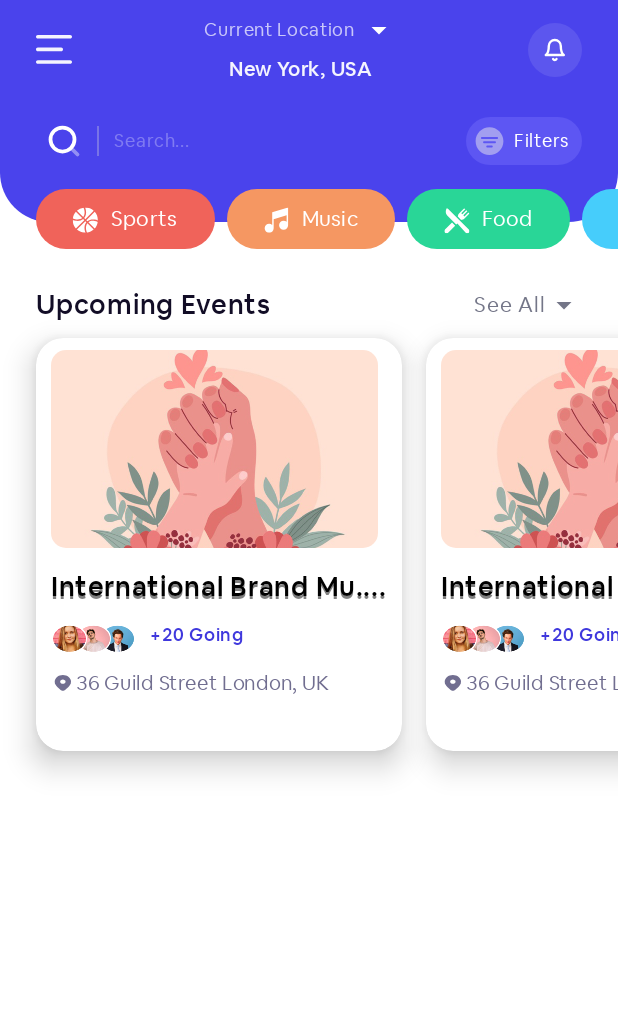
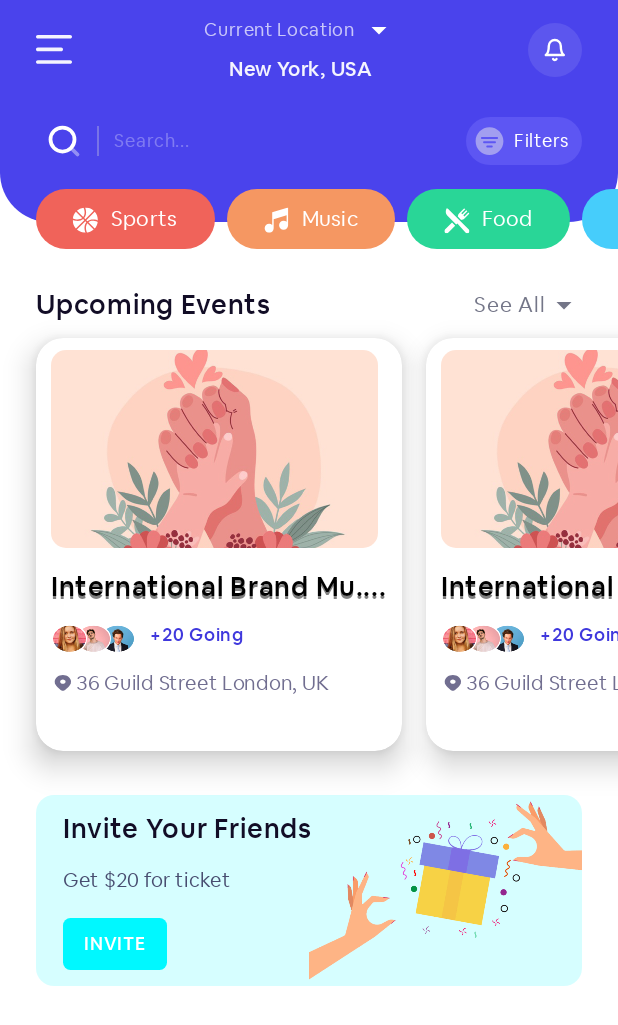
Before and after one commit to mrashidcit/EventBookingApp-Compose-Android, an Android app built with Jetpack Compose: the @Preview function HomeContentPreview, on a phone screen of 412 x 824 dp. Shown: the top 1025 px of the screen. Run offline under Robolectric (Android 15) with nearby library versions, the phone set to English and light mode, and no system bars; our stand-ins replace constraintlayout-compose; Roboto replaces fonts that are not available here.

Commit message:
InviteYourFriend Container UI completed

```diff
--- a/app/src/main/java/com/rashidsaleem/eventbookingapp/presentation/home/components/HomeContent.kt
+++ b/app/src/main/java/com/rashidsaleem/eventbookingapp/presentation/home/components/HomeContent.kt
@@ -118,6 +118,13 @@ fun HomeContent() {
                     }
                 }
             }
+            Spacer(modifier = Modifier.height(29.dp))
+
+            // InviteYourFriend container
+            InviteYourFriendContainer(
+                modifier = Modifier.padding(horizontal = contentHorizontalPadding)
+            )
+
         }
     }
 }
--- /dev/null
+++ b/app/src/main/java/com/rashidsaleem/eventbookingapp/presentation/home/components/InviteYourFriendContainer.kt
@@ -0,0 +1,108 @@
+package com.rashidsaleem.eventbookingapp.presentation.home.components
+
+import androidx.compose.foundation.Image
+import androidx.compose.foundation.background
+import androidx.compose.foundation.layout.Arrangement
+import androidx.compose.foundation.layout.Box
+import androidx.compose.foundation.layout.Column
+import androidx.compose.foundation.layout.Spacer
+import androidx.compose.foundation.layout.fillMaxWidth
+import androidx.compose.foundation.layout.height
+import androidx.compose.foundation.layout.padding
+import androidx.compose.foundation.shape.RoundedCornerShape
+import androidx.compose.material3.Surface
+import androidx.compose.runtime.Composable
+import androidx.compose.ui.Modifier
+import androidx.compose.ui.graphics.Color
+import androidx.compose.ui.layout.ContentScale
+import androidx.compose.ui.res.painterResource
+import androidx.compose.ui.res.stringResource
+import androidx.compose.ui.text.font.FontWeight
+import androidx.compose.ui.tooling.preview.Preview
+import androidx.compose.ui.unit.dp
+import androidx.compose.ui.unit.sp
+import androidx.constraintlayout.compose.ConstraintLayout
+import androidx.constraintlayout.compose.Dimension
+import com.rashidsaleem.eventbookingapp.R
+import com.rashidsaleem.eventbookingapp.presentation.common.components.AppText
+import com.rashidsaleem.eventbookingapp.presentation.ui.theme.Aqua
+import com.rashidsaleem.eventbookingapp.presentation.ui.theme.Black2
+import com.rashidsaleem.eventbookingapp.presentation.ui.theme.Black4
+import com.rashidsaleem.eventbookingapp.presentation.ui.theme.EventBookingAppTheme
+
+@Composable
+fun InviteYourFriendContainer(
+    modifier: Modifier = Modifier,
+) {
+    ConstraintLayout(
+        modifier = modifier
+            .fillMaxWidth()
+            .height(127.dp)
+            .background(color = Aqua.copy(0.16f), shape = RoundedCornerShape(12.dp))
+    ) {
+
+        val (textInfo, image) = createRefs()
+
+        Column(
+            modifier = Modifier
+                .constrainAs(textInfo) {
+                    start.linkTo(parent.start, 18.dp)
+                    top.linkTo(parent.top)
+                    bottom.linkTo(parent.bottom)
+                    height = Dimension.fillToConstraints
+                },
+            verticalArrangement = Arrangement.Center
+        ) {
+            AppText(
+                text = stringResource(id = R.string.inviteYourFriends),
+                fontSize = 18.sp,
+                fontWeight = FontWeight.Medium,
+                color = Black2,
+            )
+            Spacer(Modifier.height(10.dp))
+            AppText(
+                text = stringResource(id = R.string.get20DollarForTicket),
+                fontSize = 13.sp,
+                color = Black4,
+            )
+            Spacer(Modifier.height(13.dp))
+            Box(
+                modifier = Modifier
+                    .background(color = Aqua, shape = RoundedCornerShape(5.dp))
+                    .padding(vertical = 5.dp, horizontal = 14.dp)
+            ) {
+                AppText(
+                    text = stringResource(id = R.string.invite).uppercase(),
+                    color = Color.White,
+                    fontSize = 12.sp,
+                    fontWeight = FontWeight.Medium,
+                )
+            }
+        }
+
+        Image(
+            modifier = Modifier
+                .constrainAs(image) {
+                    top.linkTo(parent.top)
+                    end.linkTo(parent.end)
+                    bottom.linkTo(parent.bottom)
+                    height = Dimension.fillToConstraints
+                    width = Dimension.percent(0.5f)
+                },
+            painter = painterResource(id = R.drawable.img_invite_gift),
+            contentDescription = null,
+            contentScale = ContentScale.Crop
+        )
+
+    }
+}
+
+@Preview
+@Composable
+fun InviteYourFriendContainerPreview() {
+    EventBookingAppTheme {
+        Surface {
+            InviteYourFriendContainer()
+        }
+    }
+}
--- a/app/src/main/java/com/rashidsaleem/eventbookingapp/presentation/ui/theme/Color.kt
+++ b/app/src/main/java/com/rashidsaleem/eventbookingapp/presentation/ui/theme/Color.kt
@@ -27,6 +27,7 @@ val Black = Color(0xFF000000)
 val Black1 = Color(0xFF37364A)
 val Black2 = Color(0xFF120D26)
 val Black3 = Color(0xFF2B2849)
+val Black4 = Color(0xFF484D70)
 val Gray1 = Color(0xFF747688)
 val Gray2 = Color(0xFFE4DFDF)
 val Gray3 = Color(0xFF807A7A)
--- a/app/src/main/res/values/strings.xml
+++ b/app/src/main/res/values/strings.xml
@@ -44,4 +44,7 @@
     <string name="upcomingEvents">Upcoming Events</string>
     <string name="hello">Hello</string>
     <string name="seeAll">See All</string>
+    <string name="inviteYourFriends">Invite Your Friends</string>
+    <string name="get20DollarForTicket">Get $20 for ticket</string>
+    <string name="invite">Invite</string>
 </resources>
```
Also changed, not shown: app/src/main/res/drawable/img_invite_gift.png (added).
